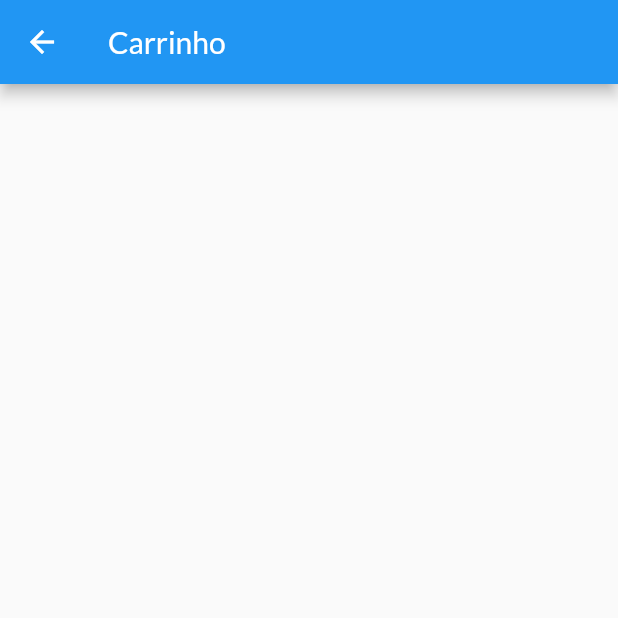
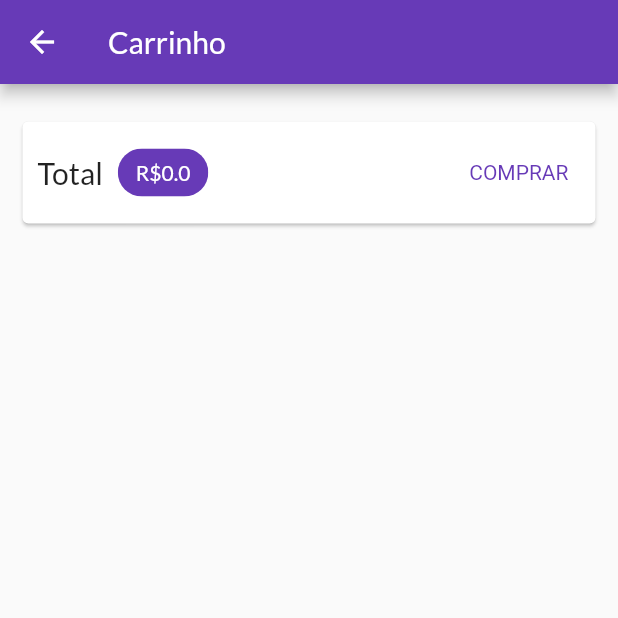
Before and after one commit to JoasNogueira/shop, a Flutter app: the CartScreen screen opened by its route, on a phone screen of 412 x 824 dp, the top half of it. Run offline on Flutter 3.47's test engine with Material 2 defaults, Android fonts, the phone set to English and light mode, and no system bars; network calls fail.

Commit message:
Adicionada função de remover itens do carrinho

```diff
--- a/lib/main.dart
+++ b/lib/main.dart
@@ -28,7 +28,7 @@ class MyApp extends StatelessWidget {
       ],
       child: MaterialApp(
         theme: ThemeData(
-          colorScheme: ColorScheme.fromSwatch(primarySwatch: Colors.blue)
+          colorScheme: ColorScheme.fromSwatch(primarySwatch: Colors.deepPurple)
               .copyWith(secondary: Colors.deepOrange),
           fontFamily: 'Lato',
         ),
--- a/lib/screens/cart_screen.dart
+++ b/lib/screens/cart_screen.dart
@@ -1,14 +1,72 @@
-
 import 'package:flutter/material.dart';
+import 'package:provider/provider.dart';
+import 'package:shop/components/cart_item.dart';
+import 'package:shop/models/cart.dart';
 
 class CartScreen extends StatelessWidget {
   const CartScreen({super.key});
 
   @override
   Widget build(BuildContext context) {
+    final Cart cart = Provider.of(context);
+    final items = cart.items.values.toList();
+
     return Scaffold(
       appBar: AppBar(
-        title: Text("Carrinho"),
+        title: const Text("Carrinho"),
+      ),
+      body: Column(
+        children: [
+          Card(
+            margin: const EdgeInsets.symmetric(
+              horizontal: 15,
+              vertical: 25,
+            ),
+            child: Padding(
+              padding: const EdgeInsets.all(10),
+              child: Row(
+                mainAxisAlignment: MainAxisAlignment.spaceBetween,
+                children: [
+                  Text(
+                    'Total',
+                    style: TextStyle(
+                      fontSize: 20,
+                    ),
+                  ),
+                  const SizedBox(width: 10),
+                  Chip(
+                    backgroundColor: Theme.of(context).colorScheme.primary,
+                    label: Text(
+                      'R\$${cart.totalAmount}',
+                      style: TextStyle(
+                        color: Theme.of(context)
+                            .primaryTextTheme
+                            .headlineSmall
+                            ?.color,
+                      ),
+                    ),
+                  ),
+                  const Spacer(),
+                  TextButton(
+                    onPressed: () {},
+                    child: Text('COMPRAR'),
+                    style: TextButton.styleFrom(
+                      textStyle: TextStyle(
+                        color: Theme.of(context).primaryColor,
+                      ),
+                    ),
+                  )
+                ],
+              ),
+            ),
+          ),
+          Expanded(
+            child: ListView.builder(
+              itemCount: items.length,
+              itemBuilder: (context, index) => CartItemWidget(cartItem: items[index]),
+            ),
+          )
+        ],
       ),
     );
   }
```
Also changed, not shown: lib/components/cart_item.dart (added, +54 -0 lines).
